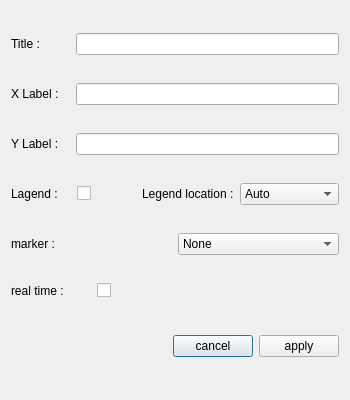
Meliani-Mehdi/Graphite_QT, file customize_dialog.ui: the form before one commit.
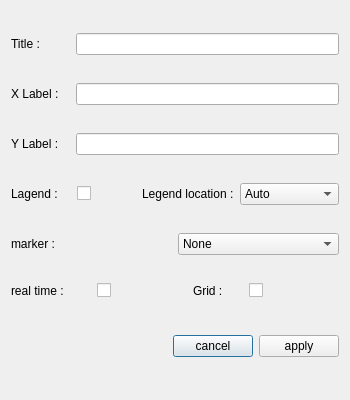
The form after the commit. Icons and pictures are not drawn.

```diff
--- a/customize_dialog.ui
+++ b/customize_dialog.ui
@@ -496,6 +496,26 @@
        </property>
       </widget>
      </item>
+     <item>
+      <widget class="QLabel" name="lab_grid">
+       <property name="maximumSize">
+        <size>
+         <width>50</width>
+         <height>16777215</height>
+        </size>
+       </property>
+       <property name="text">
+        <string>Grid :</string>
+       </property>
+      </widget>
+     </item>
+     <item>
+      <widget class="QCheckBox" name="grid">
+       <property name="text">
+        <string/>
+       </property>
+      </widget>
+     </item>
     </layout>
    </item>
    <item>
```
